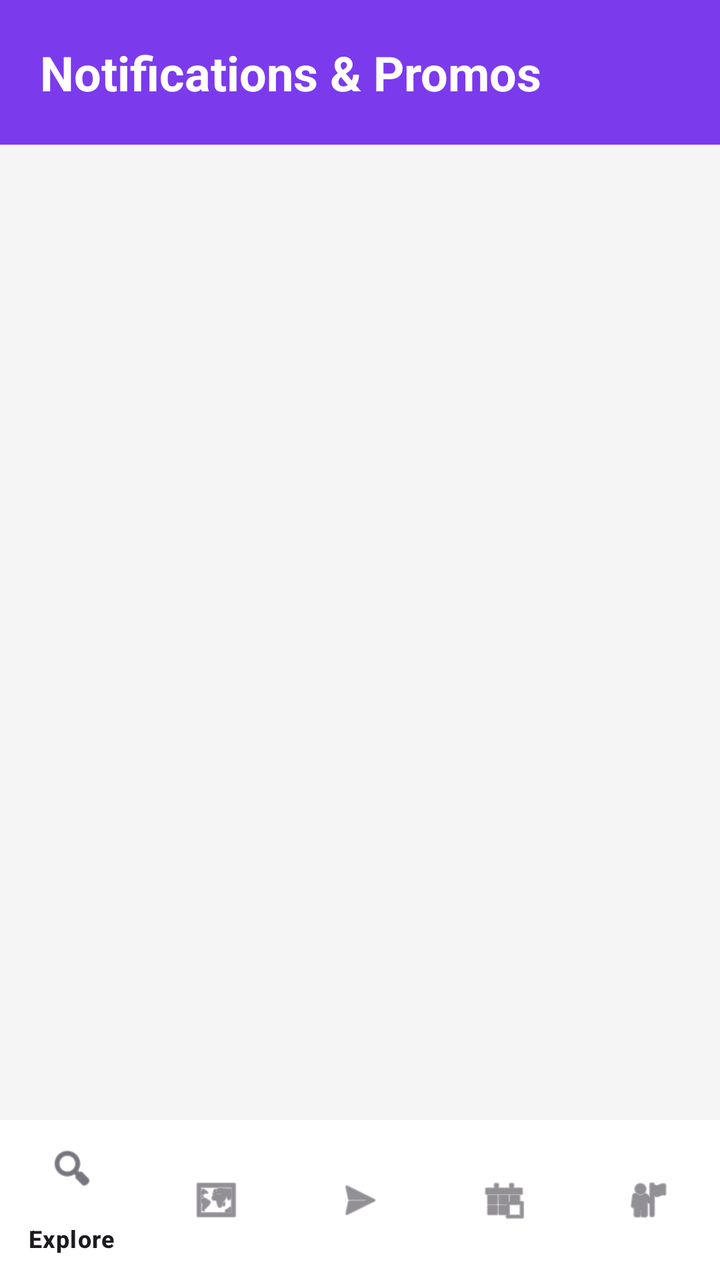
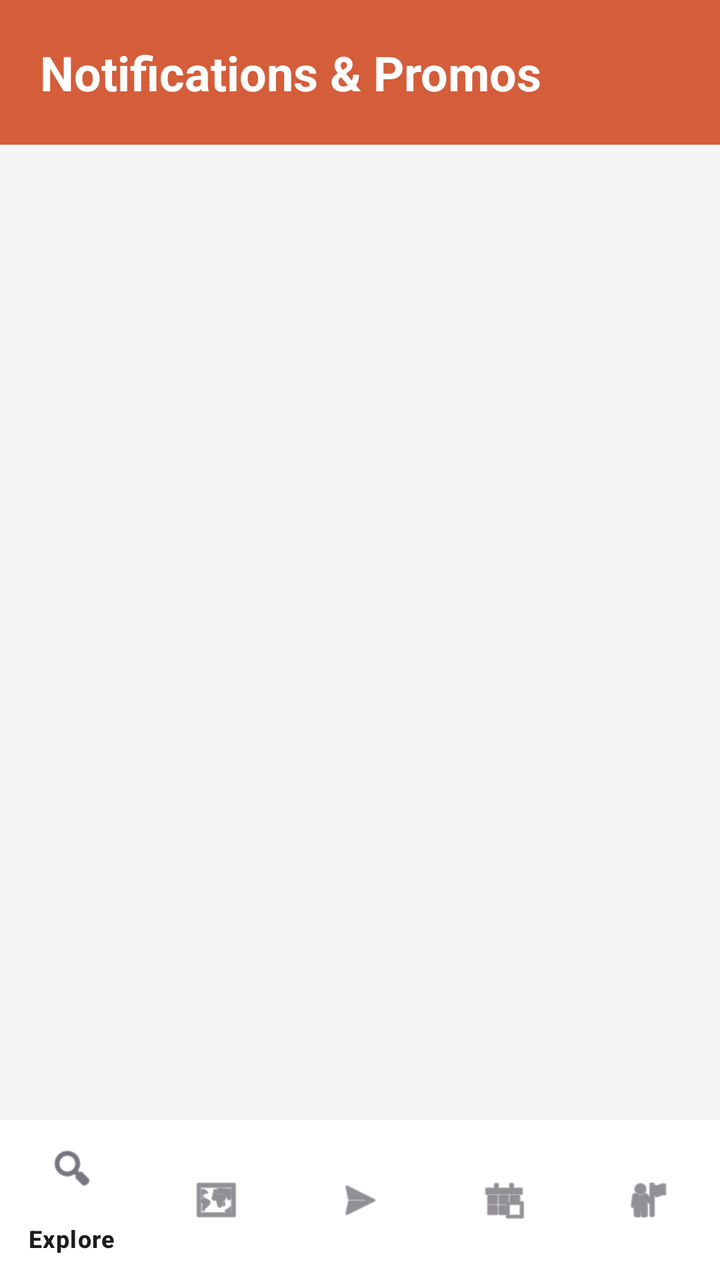

Before-and-after screenshots of an Android layout around one commit, followed by the original layout XML and the change that was made.
<!-- AndroidManifest.xml: application theme Theme.HostelWorld -->
<!-- res/layout/activity_notifications.xml -->
<?xml version="1.0" encoding="utf-8"?>
<RelativeLayout xmlns:android="http://schemas.android.com/apk/res/android"
    xmlns:app="http://schemas.android.com/apk/res-auto"
    android:layout_width="match_parent"
    android:layout_height="match_parent"
    android:background="#F5F5F5">

    <LinearLayout
        android:layout_width="match_parent"
        android:layout_height="match_parent"
        android:layout_above="@id/bottomNavTraveler"
        android:orientation="vertical">

        <TextView
            android:layout_width="match_parent"
            android:layout_height="wrap_content"
            android:text="Notifications &amp; Promos"
            android:textSize="24sp"
            android:textStyle="bold"
            android:padding="20dp"
            android:background="#7C3AED"
            android:textColor="#FFFFFF"/>

        <androidx.recyclerview.widget.RecyclerView
            android:id="@+id/rvNotifications"
            android:layout_width="match_parent"
            android:layout_height="match_parent"
            android:paddingTop="8dp"/>
    </LinearLayout>

    <com.google.android.material.bottomnavigation.BottomNavigationView
        android:id="@+id/bottomNavTraveler"
        android:layout_width="match_parent"
        android:layout_height="wrap_content"
        android:layout_alignParentBottom="true"
        android:background="#FFFFFF"
        app:menu="@menu/traveler_bottom_nav_menu" />
</RelativeLayout>
<!-- resources referenced by this layout -->
<resources>
  <style name="Theme.HostelWorld" parent="Base.Theme.HostelWorld" />
  <style name="Base.Theme.HostelWorld" parent="Theme.Material3.DayNight.NoActionBar">
          
          
      </style>
</resources>

<!-- the commit's change to res/layout/activity_notifications.xml (unified diff, before → after) -->
@@ -18,7 +18,7 @@
             android:textSize="24sp"
             android:textStyle="bold"
             android:padding="20dp"
-            android:background="#7C3AED"
+            android:background="#D45D3A"
             android:textColor="#FFFFFF"/>
 
         <androidx.recyclerview.widget.RecyclerView
